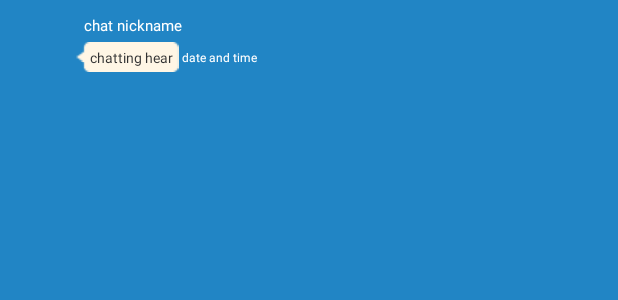
After one commit to teamCardTalk/app_android, an Android app: the layout custom_chat_list.xml on its own in the app's theme, with its tools: preview values and no code run, on a phone screen of 412 x 824 dp. The commit adds this screen. Shown: the top 300 px of the screen. Run offline under Robolectric (Android 15) with nearby library versions, the phone set to English and light mode, and no system bars.

Commit message:
dummy chatting (scroll 보완 필요)

```diff
--- /dev/null
+++ b/app/src/main/res/layout/custom_chat_list.xml
@@ -0,0 +1,64 @@
+<?xml version="1.0" encoding="utf-8"?>
+<LinearLayout xmlns:android="http://schemas.android.com/apk/res/android"
+    android:layout_width="fill_parent" android:layout_height="match_parent"
+    android:background="#2185c5"
+    android:orientation="horizontal">
+
+    <ImageView
+        android:layout_width="40dp"
+        android:layout_height="40dp"
+        android:id="@+id/ivChatIcon"
+        android:layout_marginLeft="10dp"
+        android:layout_marginTop="10dp" />
+
+    <LinearLayout
+        android:orientation="vertical"
+        android:layout_width="wrap_content"
+        android:layout_height="wrap_content"
+        android:layout_marginTop="10dp"
+        android:layout_marginRight="2dp">
+
+        <TextView
+            android:layout_width="wrap_content"
+            android:layout_height="wrap_content"
+            android:text="chat nickname"
+            android:textSize="10sp"
+            android:id="@+id/tvChatNickname"
+            android:layout_marginLeft="6dp"
+            android:textColor="#ffffff" />
+
+        <LinearLayout
+            android:orientation="horizontal"
+            android:layout_width="wrap_content"
+            android:layout_height="wrap_content"
+            android:layout_marginTop="4dp">
+
+            <TextView
+                android:layout_width="wrap_content"
+                android:layout_height="wrap_content"
+                android:text="chatting hear"
+                android:id="@+id/tvChatContent"
+                android:textSize="9sp"
+
+                android:layout_gravity="center_vertical"
+                android:background="@drawable/chat_balloon"
+                android:paddingLeft="10dp"
+                android:paddingRight="4dp" />
+
+            <!--android:focusable="false"-->
+            <!--android:clickable="false"-->
+            <TextView
+                android:layout_width="wrap_content"
+                android:layout_height="wrap_content"
+                android:textSize="8sp"
+                android:text="date and time"
+                android:id="@+id/tvChatTime"
+                android:layout_gravity="bottom"
+                android:layout_marginLeft="2dp"
+                android:layout_marginBottom="2dp"
+                android:textColor="#ffffff" />
+
+        </LinearLayout>
+    </LinearLayout>
+
+</LinearLayout>
--- a/app/src/main/res/layout/fragment_article_list.xml
+++ b/app/src/main/res/layout/fragment_article_list.xml
@@ -93,8 +93,9 @@
             android:layout_width="match_parent"
             android:layout_height="match_parent"
             android:id="@+id/custom_list_listView"
-            android:scrollbars="none"/>
-            <!--android:divider="#2185C5"/>-->
+            android:scrollbars="none">
+        </ListView>
+
     </com.yalantis.phoenix.PullToRefreshView>
 
 </RelativeLayout>
```
Also changed, not shown: app/src/main/java/com/team/cardTalk/ArticleDetailView.java (added, +23 -0 lines), app/src/main/java/com/team/cardTalk/ArticleViewFragment.java (+12 -0 lines), app/src/main/java/com/team/cardTalk/Chat.java (added, +50 -0 lines), app/src/main/java/com/team/cardTalk/CustomChatAdapter.java (added, +64 -0 lines), app/src/main/java/com/team/cardTalk/Dao.java (+159 -2 lines), app/src/main/res/layout/fragment_article_detail.xml (added, +97 -0 lines), app/src/main/res/layout/fragment_article_view.xml (+22 -0 lines), app/src/main/res/layout/fragment_article_write.xml (+8 -4 lines), app/src/main/res/layout/sample_article_detail_view.xml (added, +13 -0 lines), app/src/main/res/values/attrs_article_detail_view.xml (added, +8 -0 lines), app/src/main/res/drawable/buildings.png (deleted), app/src/main/res/drawable/chat_balloon.9.png (added), app/src/main/res/drawable/chat_balloon_y.9.png (added), 153 other files.
